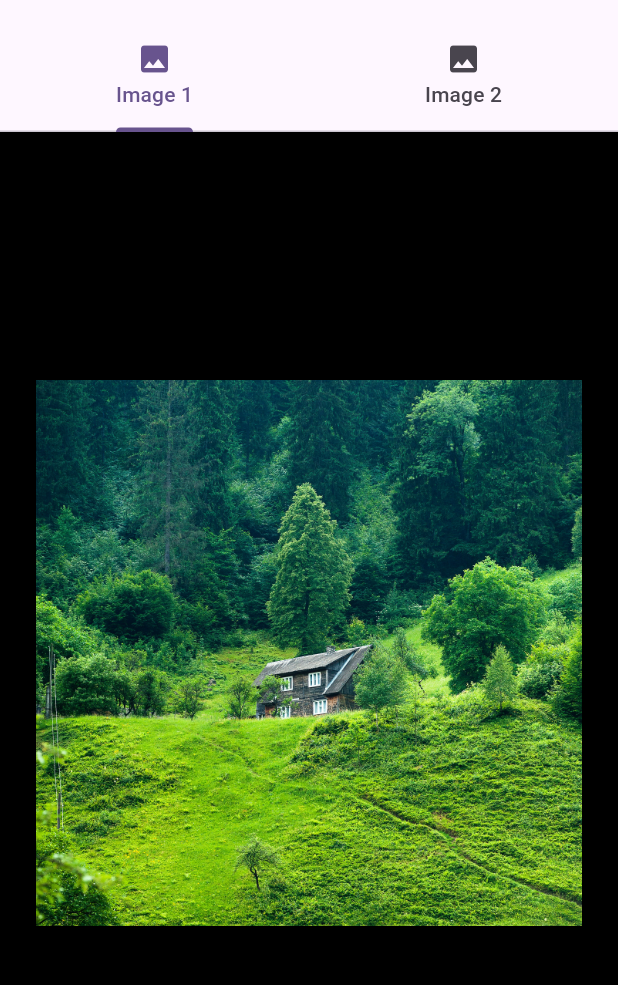
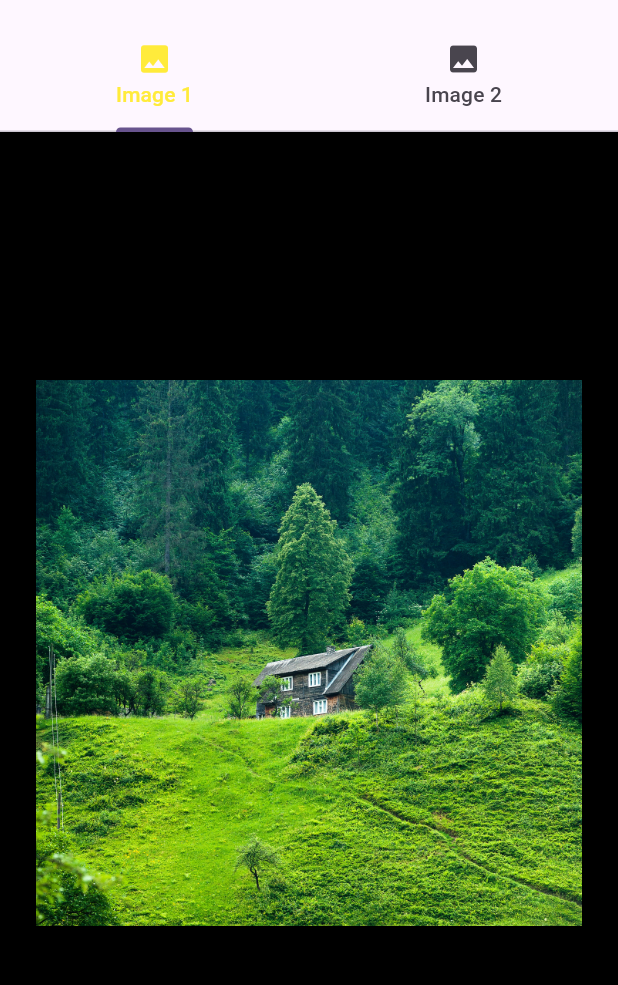
Before and after one commit to miyigun/zoom_image, a Flutter app: the screen it shows after launch, on a phone screen of 412 x 824 dp, the part 63-1048 px from its top. Run offline on Flutter 3.47's test engine with Material 3 defaults, Android fonts, the phone set to English and light mode, and no system bars.

Commit message:
Commit 4

```diff
--- a/lib/view/page_base.dart
+++ b/lib/view/page_base.dart
@@ -20,6 +20,7 @@ class _PageBaseState extends State<PageBase> {
         appBar: AppBar(
           title: Text(widget.title),
           bottom: const TabBar(
+            labelColor: Colors.yellow,
             tabs: [
               Tab(
                 text: 'Image 1',
```
